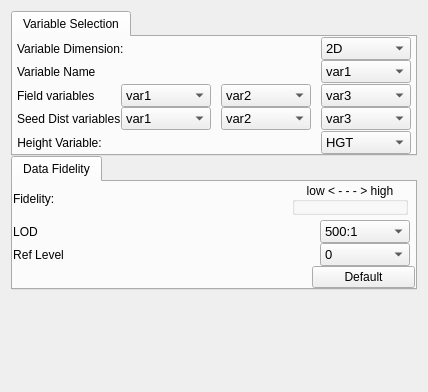
Above: apps/vaporgui/VariablesWidgetGUI.ui from StasJ/vapor-formatted before the change. Below: the same form after it.
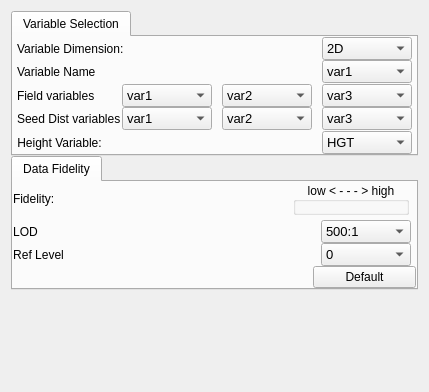
That is the form after the change.

Patch:
```diff
--- a/apps/vaporgui/VariablesWidgetGUI.ui
+++ b/apps/vaporgui/VariablesWidgetGUI.ui
@@ -6,7 +6,7 @@
    <rect>
     <x>0</x>
     <y>0</y>
-    <width>423</width>
+    <width>429</width>
     <height>392</height>
    </rect>
   </property>
```
Left out of the diff: 2 changed lines with no effect on the pictures.
